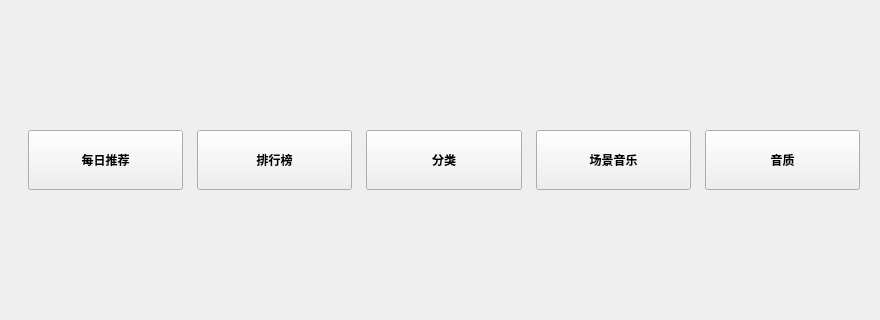
Above: KuGouStart/RecommendForYou/RecommendForYou.ui from a-mo-xi-wei/Qt-KuGouAppClient before the change; both pictures show x 0 to 880 and y 105 to 425 of the 880 by 526 pixel window. Below: the same form after it.
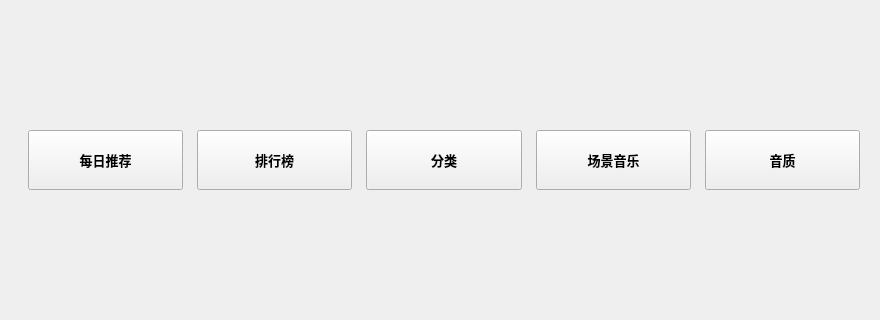
That is the form after the change. Custom widgets are drawn as their Qt base class.

The edit to the form file:
```diff
--- a/KuGouStart/RecommendForYou/RecommendForYou.ui
+++ b/KuGouStart/RecommendForYou/RecommendForYou.ui
@@ -106,7 +106,7 @@
        </spacer>
       </item>
       <item>
-       <widget class="QPushButton" name="recommend_pushButton">
+       <widget class="IconBesideTextToolButton" name="recommend_toolButton">
         <property name="sizePolicy">
          <sizepolicy hsizetype="Expanding" vsizetype="Fixed">
           <horstretch>0</horstretch>
@@ -121,6 +121,7 @@
         </property>
         <property name="font">
          <font>
+          <pointsize>10</pointsize>
           <bold>true</bold>
          </font>
         </property>
@@ -149,7 +150,7 @@
        </spacer>
       </item>
       <item>
-       <widget class="QPushButton" name="ranking_list_pushButton">
+       <widget class="IconBesideTextToolButton" name="ranking_list_toolButton">
         <property name="sizePolicy">
          <sizepolicy hsizetype="Expanding" vsizetype="Fixed">
           <horstretch>0</horstretch>
@@ -164,6 +165,7 @@
         </property>
         <property name="font">
          <font>
+          <pointsize>10</pointsize>
           <bold>true</bold>
          </font>
         </property>
@@ -192,7 +194,7 @@
        </spacer>
       </item>
       <item>
-       <widget class="QPushButton" name="classify_pushButton">
+       <widget class="IconBesideTextToolButton" name="classify_toolButton">
         <property name="sizePolicy">
          <sizepolicy hsizetype="Expanding" vsizetype="Fixed">
           <horstretch>0</horstretch>
@@ -207,6 +209,7 @@
         </property>
         <property name="font">
          <font>
+          <pointsize>10</pointsize>
           <bold>true</bold>
          </font>
         </property>
@@ -235,7 +238,7 @@
        </spacer>
       </item>
       <item>
-       <widget class="QPushButton" name="scene_music_pushButton">
+       <widget class="IconBesideTextToolButton" name="scene_music_toolButton">
         <property name="sizePolicy">
          <sizepolicy hsizetype="Expanding" vsizetype="Fixed">
           <horstretch>0</horstretch>
@@ -250,6 +253,7 @@
         </property>
         <property name="font">
          <font>
+          <pointsize>10</pointsize>
           <bold>true</bold>
          </font>
         </property>
@@ -278,7 +282,7 @@
        </spacer>
       </item>
       <item>
-       <widget class="QPushButton" name="music_quality_pushButton">
+       <widget class="IconBesideTextToolButton" name="music_quality_toolButton">
         <property name="sizePolicy">
          <sizepolicy hsizetype="Expanding" vsizetype="Fixed">
           <horstretch>0</horstretch>
@@ -293,6 +297,7 @@
         </property>
         <property name="font">
          <font>
+          <pointsize>10</pointsize>
           <bold>true</bold>
          </font>
         </property>
@@ -369,6 +374,11 @@
    <header>GLTabWidget.h</header>
    <container>1</container>
   </customwidget>
+  <customwidget>
+   <class>IconBesideTextToolButton</class>
+   <extends>QPushButton</extends>
+   <header>IconBesideTextToolButton.h</header>
+  </customwidget>
  </customwidgets>
  <resources/>
  <connections/>
```
